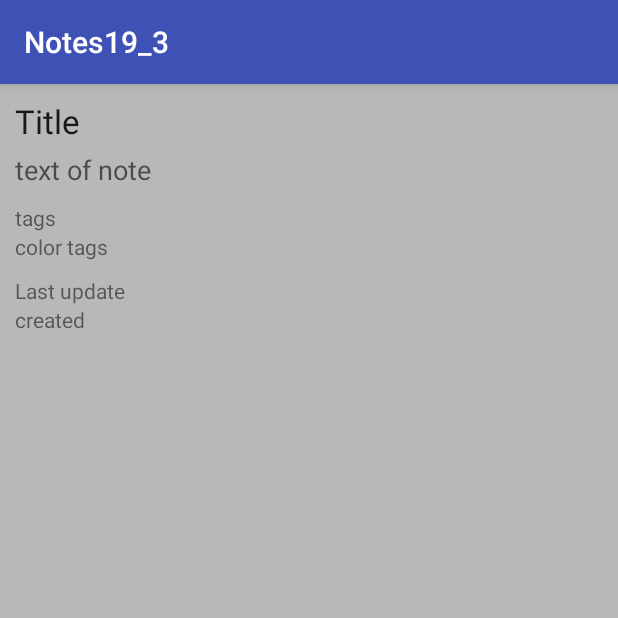
After one commit to dmytrobohdanov/android-Notes2, an Android app: the fragment NoteFragment shown on its own in the app's theme, on a phone screen of 412 x 824 dp, the top half of it. The commit adds this screen. Run offline under Robolectric (Android 15) with nearby library versions, the phone set to English and light mode, and no system bars.

Commit message:
note's fragment files added

```diff
--- a/app/build.gradle
+++ b/app/build.gradle
@@ -23,4 +23,5 @@ dependencies {
     compile fileTree(dir: 'libs', include: ['*.jar'])
     testCompile 'junit:junit:4.12'
     compile 'com.android.support:appcompat-v7:24.1.1'
+    compile 'com.android.support:support-v4:24.1.1'
 }
--- /dev/null
+++ b/app/src/main/java/com/dmytrobohdanov/notes19_3/NoteFragment.java
@@ -0,0 +1,29 @@
+package com.dmytrobohdanov.notes19_3;
+
+
+import android.os.Bundle;
+import android.support.v4.app.Fragment;
+import android.view.LayoutInflater;
+import android.view.View;
+import android.view.ViewGroup;
+
+
+/**
+ * A simple {@link Fragment} subclass.
+ */
+public class NoteFragment extends Fragment {
+
+
+    public NoteFragment() {
+        // Required empty public constructor
+    }
+
+
+    @Override
+    public View onCreateView(LayoutInflater inflater, ViewGroup container,
+                             Bundle savedInstanceState) {
+        // Inflate the layout for this fragment
+        return inflater.inflate(R.layout.fragment_note, container, false);
+    }
+
+}
--- /dev/null
+++ b/app/src/main/java/com/dmytrobohdanov/notes19_3/NotesListFragment.java
@@ -0,0 +1,17 @@
+package com.dmytrobohdanov.notes19_3;
+
+
+import android.app.ListFragment;
+import android.os.Bundle;
+import android.support.v4.app.Fragment;
+import android.view.LayoutInflater;
+import android.view.View;
+import android.view.ViewGroup;
+import android.widget.TextView;
+
+
+public class NotesListFragment extends ListFragment {
+
+
+
+}
--- /dev/null
+++ b/app/src/main/res/layout-land/activity_main.xml
@@ -0,0 +1,22 @@
+<?xml version="1.0" encoding="utf-8"?>
+
+<LinearLayout xmlns:android="http://schemas.android.com/apk/res/android"
+    android:layout_width="match_parent"
+    android:layout_height="match_parent"
+    android:orientation="horizontal">
+
+    <fragment
+        android:id="@+id/list_frag"
+        class="com.dmytrobohdanov.notes19_3.NotesListFragment"
+        android:layout_width="0dp"
+        android:layout_height="match_parent"
+        android:layout_weight="2" />
+
+    <FrameLayout
+        android:id="@+id/fragment_container"
+        class="com.dmytrobohdanov.notes19_3.NoteFragment"
+        android:layout_width="0dp"
+        android:layout_height="match_parent"
+        android:layout_weight="3" />
+
+</LinearLayout>
--- /dev/null
+++ b/app/src/main/res/layout/fragment_note.xml
@@ -0,0 +1,57 @@
+<LinearLayout xmlns:android="http://schemas.android.com/apk/res/android"
+    xmlns:tools="http://schemas.android.com/tools"
+    android:layout_width="match_parent"
+    android:layout_height="match_parent"
+    tools:context="com.dmytrobohdanov.notes19_3.NoteFragment"
+    android:orientation="vertical"
+    android:padding="10dp"
+    android:paddingTop="5dp"
+    android:background="#b7b9b9"
+    android:baselineAligned="true">
+
+
+    <TextView
+        android:layout_width="match_parent"
+        android:layout_height="wrap_content"
+        android:textAppearance="?android:attr/textAppearanceLarge"
+        android:text="Title "
+        android:id="@+id/titleOfNote" />
+
+    <TextView
+        android:layout_width="wrap_content"
+        android:layout_height="wrap_content"
+        android:textAppearance="?android:attr/textAppearanceMedium"
+        android:text="text of note"
+        android:id="@+id/textOfNote"
+        android:paddingTop="5dp" />
+
+    <TextView
+        android:layout_width="wrap_content"
+        android:layout_height="wrap_content"
+        android:textAppearance="?android:attr/textAppearanceSmall"
+        android:text="tags"
+        android:id="@+id/tags"
+        android:paddingTop="10dp" />
+
+    <TextView
+        android:layout_width="wrap_content"
+        android:layout_height="wrap_content"
+        android:textAppearance="?android:attr/textAppearanceSmall"
+        android:text="color tags"
+        android:id="@+id/colorTags" />
+
+    <TextView
+        android:layout_width="wrap_content"
+        android:layout_height="wrap_content"
+        android:textAppearance="?android:attr/textAppearanceSmall"
+        android:text="Last update"
+        android:id="@+id/lastUpdate"
+        android:paddingTop="10dp" />
+
+    <TextView
+        android:layout_width="wrap_content"
+        android:layout_height="wrap_content"
+        android:textAppearance="?android:attr/textAppearanceSmall"
+        android:text="created"
+        android:id="@+id/createdTime" />
+</LinearLayout>
--- a/app/src/main/res/values/strings.xml
+++ b/app/src/main/res/values/strings.xml
@@ -1,3 +1,6 @@
 <resources>
     <string name="app_name">Notes19_3</string>
+
+    <!-- TODO: Remove or change this placeholder text -->
+    <string name="hello_blank_fragment">Hello blank fragment</string>
 </resources>
```
Also changed, not shown: app/src/main/java/com/dmytrobohdanov/notes19_3/Note.java (+8 -11 lines).
